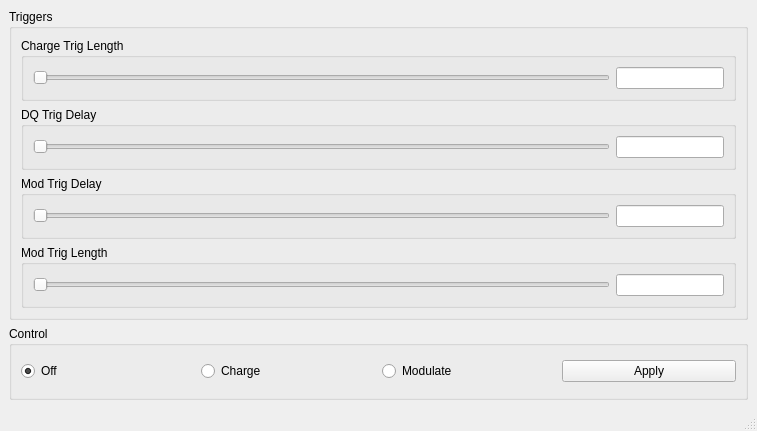
The window that resources/ui_mainwindow.ui (komministern/modulator_control) describes before a commit, drawn with Qt 5.
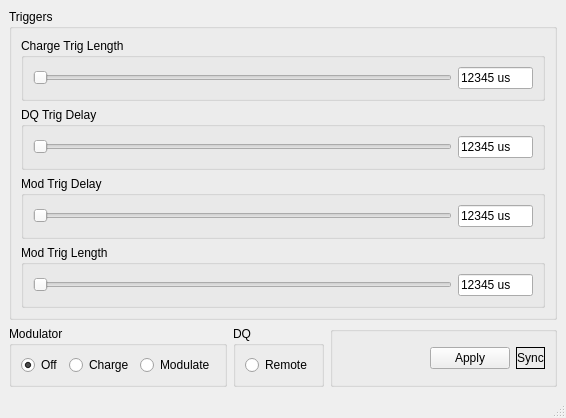
The same window after the commit.

What changed in the file:
```diff
--- a/resources/ui_mainwindow.ui
+++ b/resources/ui_mainwindow.ui
@@ -6,81 +6,27 @@
    <rect>
     <x>0</x>
     <y>0</y>
-    <width>757</width>
-    <height>431</height>
+    <width>566</width>
+    <height>392</height>
    </rect>
   </property>
   <property name="windowTitle">
    <string>Modulator Control</string>
   </property>
   <widget class="QWidget" name="centralwidget">
-   <layout class="QGridLayout" name="gridLayout_5">
-    <item row="0" column="0">
+   <layout class="QGridLayout" name="gridLayout_9">
+    <item row="0" column="0" colspan="3">
      <widget class="QGroupBox" name="groupBox_6">
       <property name="title">
        <string>Triggers</string>
       </property>
       <layout class="QGridLayout" name="gridLayout_7">
-       <item row="2" column="0">
-        <widget class="QGroupBox" name="groupBox_2">
-         <property name="title">
-          <string>Mod Trig Delay</string>
-         </property>
-         <layout class="QGridLayout" name="gridLayout_2">
-          <item row="0" column="1">
-           <widget class="QLineEdit" name="lineEdit_modTrigDelay">
-            <property name="sizePolicy">
-             <sizepolicy hsizetype="Preferred" vsizetype="Fixed">
-              <horstretch>0</horstretch>
-              <verstretch>0</verstretch>
-             </sizepolicy>
-            </property>
-            <property name="readOnly">
-             <bool>true</bool>
-            </property>
-           </widget>
-          </item>
-          <item row="0" column="0">
-           <widget class="QSlider" name="horizontalSlider_modTrigDelay">
-            <property name="minimum">
-             <number>400</number>
-            </property>
-            <property name="maximum">
-             <number>600</number>
-            </property>
-            <property name="singleStep">
-             <number>1</number>
-            </property>
-            <property name="value">
-             <number>400</number>
-            </property>
-            <property name="orientation">
-             <enum>Qt::Horizontal</enum>
-            </property>
-           </widget>
-          </item>
-         </layout>
-        </widget>
-       </item>
        <item row="0" column="0">
         <widget class="QGroupBox" name="groupBox">
          <property name="title">
           <string>Charge Trig Length</string>
          </property>
          <layout class="QGridLayout" name="gridLayout">
-          <item row="0" column="1">
-           <widget class="QLineEdit" name="lineEdit_chargeTrigLength">
-            <property name="sizePolicy">
-             <sizepolicy hsizetype="Preferred" vsizetype="Fixed">
-              <horstretch>0</horstretch>
-              <verstretch>0</verstretch>
-             </sizepolicy>
-            </property>
-            <property name="readOnly">
-             <bool>true</bool>
-            </property>
-           </widget>
-          </item>
           <item row="0" column="0">
            <widget class="QSlider" name="horizontalSlider_chargeTrigLength">
             <property name="sizePolicy">
@@ -100,6 +46,28 @@
             </property>
            </widget>
           </item>
+          <item row="0" column="1">
+           <widget class="QLineEdit" name="lineEdit_chargeTrigLength">
+            <property name="sizePolicy">
+             <sizepolicy hsizetype="Fixed" vsizetype="Fixed">
+              <horstretch>0</horstretch>
+              <verstretch>0</verstretch>
+             </sizepolicy>
+            </property>
+            <property name="maximumSize">
+             <size>
+              <width>75</width>
+              <height>16777215</height>
+             </size>
+            </property>
+            <property name="text">
+             <string>12345 us</string>
+            </property>
+            <property name="readOnly">
+             <bool>true</bool>
+            </property>
+           </widget>
+          </item>
          </layout>
         </widget>
        </item>
@@ -112,11 +80,20 @@
           <item row="0" column="1">
            <widget class="QLineEdit" name="lineEdit_dqTrigDelay">
             <property name="sizePolicy">
-             <sizepolicy hsizetype="Preferred" vsizetype="Fixed">
+             <sizepolicy hsizetype="Fixed" vsizetype="Fixed">
               <horstretch>0</horstretch>
               <verstretch>0</verstretch>
              </sizepolicy>
             </property>
+            <property name="maximumSize">
+             <size>
+              <width>75</width>
+              <height>16777215</height>
+             </size>
+            </property>
+            <property name="text">
+             <string>12345 us</string>
+            </property>
             <property name="readOnly">
              <bool>true</bool>
             </property>
@@ -147,6 +124,56 @@
          </layout>
         </widget>
        </item>
+       <item row="2" column="0">
+        <widget class="QGroupBox" name="groupBox_2">
+         <property name="title">
+          <string>Mod Trig Delay</string>
+         </property>
+         <layout class="QGridLayout" name="gridLayout_2">
+          <item row="0" column="1">
+           <widget class="QLineEdit" name="lineEdit_modTrigDelay">
+            <property name="sizePolicy">
+             <sizepolicy hsizetype="Fixed" vsizetype="Fixed">
+              <horstretch>0</horstretch>
+              <verstretch>0</verstretch>
+             </sizepolicy>
+            </property>
+            <property name="maximumSize">
+             <size>
+              <width>75</width>
+              <height>16777215</height>
+             </size>
+            </property>
+            <property name="text">
+             <string>12345 us</string>
+            </property>
+            <property name="readOnly">
+             <bool>true</bool>
+            </property>
+           </widget>
+          </item>
+          <item row="0" column="0">
+           <widget class="QSlider" name="horizontalSlider_modTrigDelay">
+            <property name="minimum">
+             <number>400</number>
+            </property>
+            <property name="maximum">
+             <number>600</number>
+            </property>
+            <property name="singleStep">
+             <number>1</number>
+            </property>
+            <property name="value">
+             <number>400</number>
+            </property>
+            <property name="orientation">
+             <enum>Qt::Horizontal</enum>
+            </property>
+           </widget>
+          </item>
+         </layout>
+        </widget>
+       </item>
        <item row="3" column="0">
         <widget class="QGroupBox" name="groupBox_3">
          <property name="title">
@@ -156,11 +183,20 @@
           <item row="0" column="1">
            <widget class="QLineEdit" name="lineEdit_modTrigLength">
             <property name="sizePolicy">
-             <sizepolicy hsizetype="Preferred" vsizetype="Fixed">
+             <sizepolicy hsizetype="Fixed" vsizetype="Fixed">
               <horstretch>0</horstretch>
               <verstretch>0</verstretch>
              </sizepolicy>
             </property>
+            <property name="maximumSize">
+             <size>
+              <width>75</width>
+              <height>16777215</height>
+             </size>
+            </property>
+            <property name="text">
+             <string>12345 us</string>
+            </property>
             <property name="readOnly">
              <bool>true</bool>
             </property>
@@ -185,10 +221,29 @@
       </layout>
      </widget>
     </item>
-    <item row="1" column="0">
+    <item row="1" column="2">
+     <spacer name="verticalSpacer">
+      <property name="orientation">
+       <enum>Qt::Vertical</enum>
+      </property>
+      <property name="sizeHint" stdset="0">
+       <size>
+        <width>20</width>
+        <height>1</height>
+       </size>
+      </property>
+     </spacer>
+    </item>
+    <item row="2" column="0">
      <widget class="QGroupBox" name="groupBox_4">
+      <property name="sizePolicy">
+       <sizepolicy hsizetype="Maximum" vsizetype="Preferred">
+        <horstretch>0</horstretch>
+        <verstretch>0</verstretch>
+       </sizepolicy>
+      </property>
       <property name="title">
-       <string>Control</string>
+       <string>Modulator</string>
       </property>
       <layout class="QGridLayout" name="gridLayout_4">
        <item row="0" column="0">
@@ -215,13 +270,79 @@
          </property>
         </widget>
        </item>
-       <item row="0" column="3">
+      </layout>
+     </widget>
+    </item>
+    <item row="2" column="1">
+     <widget class="QGroupBox" name="groupBox_5">
+      <property name="sizePolicy">
+       <sizepolicy hsizetype="Maximum" vsizetype="Preferred">
+        <horstretch>0</horstretch>
+        <verstretch>0</verstretch>
+       </sizepolicy>
+      </property>
+      <property name="title">
+       <string>DQ</string>
+      </property>
+      <layout class="QGridLayout" name="gridLayout_5">
+       <item row="0" column="0">
+        <widget class="QRadioButton" name="radioButton_DQ">
+         <property name="text">
+          <string>Remote</string>
+         </property>
+        </widget>
+       </item>
+      </layout>
+     </widget>
+    </item>
+    <item row="2" column="2">
+     <widget class="QGroupBox" name="groupBox_8">
+      <property name="title">
+       <string/>
+      </property>
+      <layout class="QGridLayout" name="gridLayout_8">
+       <item row="0" column="0">
+        <spacer name="horizontalSpacer">
+         <property name="orientation">
+          <enum>Qt::Horizontal</enum>
+         </property>
+         <property name="sizeHint" stdset="0">
+          <size>
+           <width>115</width>
+           <height>20</height>
+          </size>
+         </property>
+        </spacer>
+       </item>
+       <item row="0" column="1">
         <widget class="QPushButton" name="pushButton_Apply">
          <property name="text">
           <string>Apply</string>
          </property>
         </widget>
        </item>
+       <item row="0" column="2">
+        <widget class="QLabel" name="label_Sync">
+         <property name="sizePolicy">
+          <sizepolicy hsizetype="Preferred" vsizetype="Preferred">
+           <horstretch>0</horstretch>
+           <verstretch>0</verstretch>
+          </sizepolicy>
+         </property>
+         <property name="frameShape">
+          <enum>QFrame::Box</enum>
+         </property>
+         <property name="text">
+          <string>Sync</string>
+         </property>
+         <property name="alignment">
+          <set>Qt::AlignCenter</set>
+         </property>
+         <property name="margin">
+          <number>5</number>
+         </property>
+        </widget>
+       </item>
       </layout>
      </widget>
     </item>
```
Left out of the diff: 4 changed lines with no effect on the pictures.
